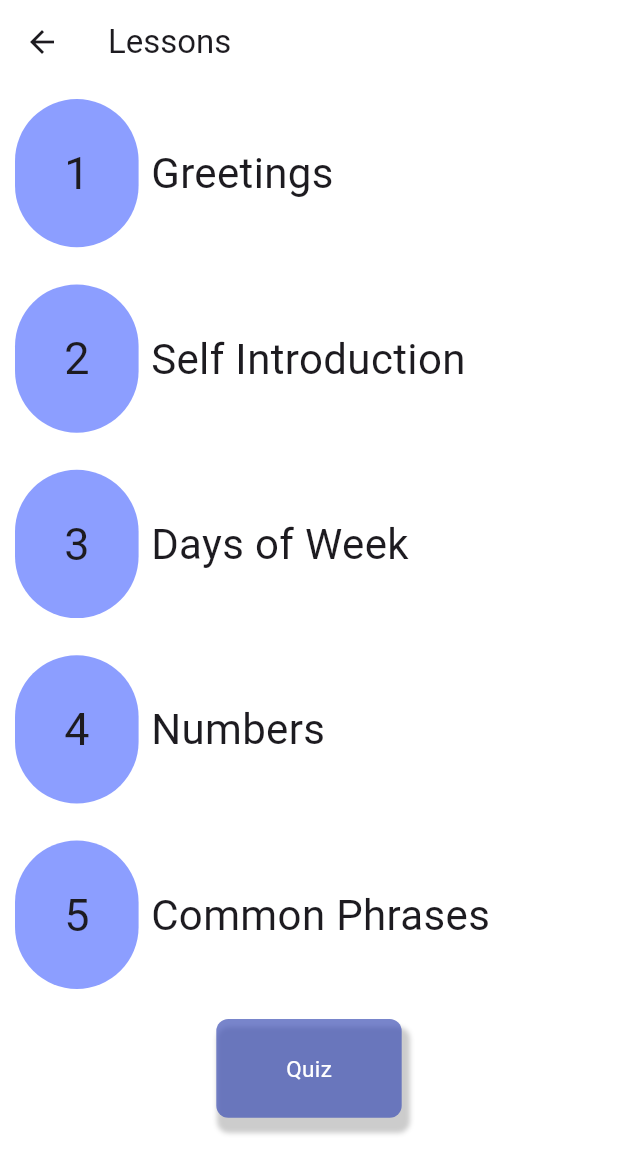
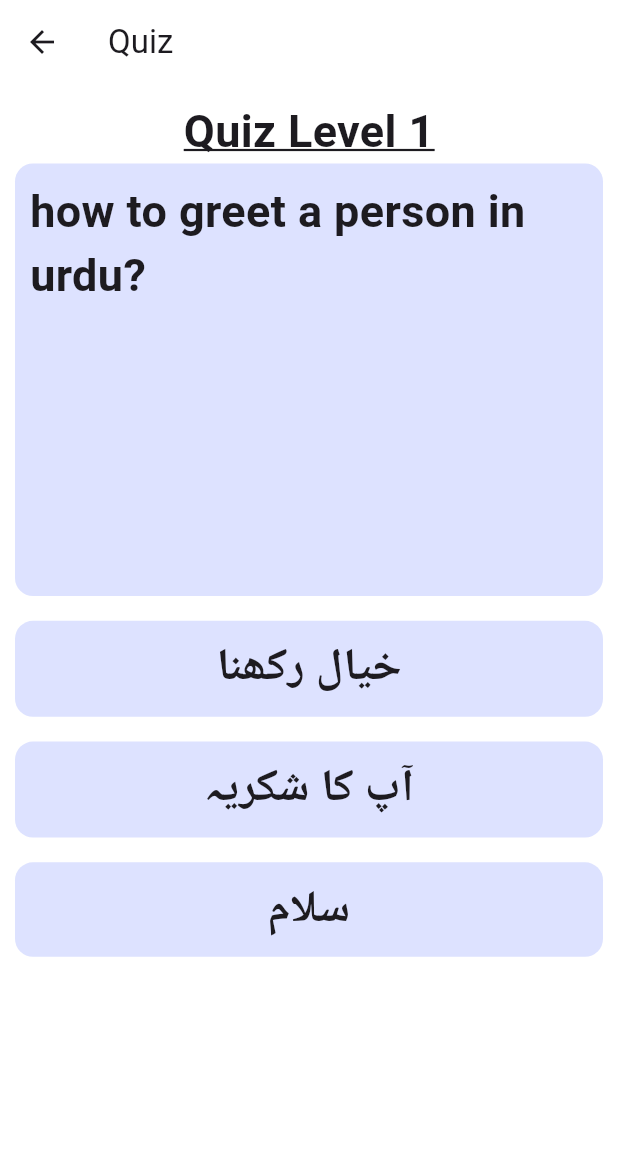
Before and after one commit to ZainR10/language_learning_app_flutter, a Flutter app: the RoadMapView1 screen opened by its route, after a tap on "Quiz", on a phone screen of 412 x 824 dp. Shown: the top 1174 px of the screen. Run offline on Flutter 3.47's test engine with Material 3 defaults, Android fonts, the phone set to English and light mode, and no system bars; our stand-ins replace flutter_svg, step_progress_indicator.

Commit message:
created quiz screen. created routes for quiz screen, modified lessons and roadmap component. adjsuted width issues in coures view class.

```diff
--- /dev/null
+++ b/lib/res/components/quiz_component.dart
@@ -0,0 +1,132 @@
+import 'package:flutter/material.dart';
+
+class QuizComponent extends StatelessWidget {
+  final String quizLevel;
+  final String question;
+  final String opt1;
+  final String opt2;
+  final String opt3;
+
+  const QuizComponent(
+      {required this.quizLevel,
+      required this.question,
+      required this.opt1,
+      required this.opt2,
+      required this.opt3,
+      super.key});
+
+  @override
+  Widget build(BuildContext context) {
+    final height = MediaQuery.of(context).size.height * 1;
+    final width = MediaQuery.of(context).size.width * 1;
+    return Column(
+      // mainAxisAlignment: MainAxisAlignment.center,
+      // crossAxisAlignment: CrossAxisAlignment.center,
+      children: [
+        Center(
+          child: Text(
+            quizLevel,
+            style: const TextStyle(
+                fontSize: 30,
+                fontWeight: FontWeight.w600,
+                decoration: TextDecoration.underline),
+          ),
+        ),
+        Container(
+          padding: const EdgeInsets.all(10),
+          height: height * .35,
+          width: width * 1,
+          decoration: BoxDecoration(
+              // border: Border.all(
+              //     color: Colors.black, style: BorderStyle.solid, width: 2),
+              color: Colors.indigoAccent[200]?.withOpacity(0.2),
+              borderRadius: BorderRadius.circular(12)),
+          child: Expanded(
+            child: Text(
+              question,
+              style: const TextStyle(
+                fontSize: 30,
+                fontWeight: FontWeight.w600,
+              ),
+            ),
+          ),
+        ),
+        SizedBox(
+          height: height * .02,
+        ),
+        //option 1
+        Container(
+          padding: const EdgeInsets.all(10),
+          // height: height * .35,
+          width: width * 1,
+          decoration: BoxDecoration(
+              // border: Border.all(
+              //     color: Colors.black, style: BorderStyle.solid, width: 2),
+              color: Colors.indigoAccent[200]?.withOpacity(0.2),
+              borderRadius: BorderRadius.circular(12)),
+          child: Expanded(
+            child: Center(
+              child: Text(
+                opt1,
+                style: const TextStyle(
+                  fontSize: 30,
+                  fontWeight: FontWeight.w600,
+                ),
+              ),
+            ),
+          ),
+        ),
+        SizedBox(
+          height: height * .02,
+        ),
+        //option 2
+        Container(
+          padding: const EdgeInsets.all(10),
+          // height: height * .35,
+          width: width * 1,
+          decoration: BoxDecoration(
+              // border: Border.all(
+              //     color: Colors.black, style: BorderStyle.solid, width: 2),
+              color: Colors.indigoAccent[200]?.withOpacity(0.2),
+              borderRadius: BorderRadius.circular(12)),
+          child: Expanded(
+            child: Center(
+              child: Text(
+                opt2,
+                style: const TextStyle(
+                  fontSize: 30,
+                  fontWeight: FontWeight.w600,
+                ),
+              ),
+            ),
+          ),
+        ),
+        SizedBox(
+          height: height * .02,
+        ),
+        //option 3
+        Container(
+          padding: const EdgeInsets.all(10),
+          // height: height * .35,
+          width: width * 1,
+          decoration: BoxDecoration(
+              // border: Border.all(
+              //     color: Colors.black, style: BorderStyle.solid, width: 2),
+              color: Colors.indigoAccent[200]?.withOpacity(0.2),
+              borderRadius: BorderRadius.circular(12)),
+          child: Expanded(
+            child: Center(
+              child: Text(
+                opt3,
+                style: const TextStyle(
+                  fontSize: 30,
+                  fontWeight: FontWeight.w600,
+                ),
+              ),
+            ),
+          ),
+        ),
+      ],
+    );
+  }
+}
--- a/lib/res/components/roadmap_component.dart
+++ b/lib/res/components/roadmap_component.dart
@@ -1,10 +1,10 @@
 import 'package:flutter/material.dart';
 
-class LessonComponent extends StatelessWidget {
+class RoadmapComponent extends StatelessWidget {
   final String title;
   final String lessonNumber;
   final VoidCallback onPress;
-  const LessonComponent(
+  const RoadmapComponent(
       {required this.lessonNumber,
       required this.onPress,
       required this.title,
--- a/lib/utils/routes/routes.dart
+++ b/lib/utils/routes/routes.dart
@@ -2,6 +2,7 @@ import 'package:flutter/material.dart';
 import 'package:language_learning_app_flutter/utils/routes/routes_name.dart';
 import 'package:language_learning_app_flutter/view/courses_view.dart';
 import 'package:language_learning_app_flutter/view/lessons_view.dart';
+import 'package:language_learning_app_flutter/view/quiz_view.dart';
 import 'package:language_learning_app_flutter/view/roadmap_details_view.dart.dart';
 import 'package:language_learning_app_flutter/view/roadmap_1_view.dart';
 import 'package:language_learning_app_flutter/view/roadmap_2_view.dart';
@@ -67,6 +68,12 @@ class Routes {
             builder: (BuildContext context) => const LessonsView(),
           );
         }
+      case RoutesName.quizView:
+        {
+          return MaterialPageRoute(
+            builder: (BuildContext context) => const QuizView(),
+          );
+        }
       default:
         return _errorRoute();
     }
--- a/lib/utils/routes/routes_name.dart
+++ b/lib/utils/routes/routes_name.dart
@@ -7,5 +7,6 @@ class RoutesName {
   static const String roadMapView3 = 'roadmap_3_view';
   static const String roadMapView4 = 'roadmap_4_view';
   static const String lessonsView = 'lessons_view';
+  static const String quizView = 'quiz_view';
   static const String roadMapDetailsView = 'roadmap_details_view';
 }
--- /dev/null
+++ b/lib/view/quiz_view.dart
@@ -0,0 +1,31 @@
+import 'package:flutter/material.dart';
+import 'package:language_learning_app_flutter/res/components/quiz_component.dart';
+
+class QuizView extends StatefulWidget {
+  const QuizView({super.key});
+
+  @override
+  State<QuizView> createState() => _QuizViewState();
+}
+
+class _QuizViewState extends State<QuizView> {
+  @override
+  Widget build(BuildContext context) {
+    final height = MediaQuery.of(context).size.height * 1;
+    final width = MediaQuery.of(context).size.width * 1;
+    return Scaffold(
+      appBar: AppBar(
+        title: const Text('Quiz'),
+        backgroundColor: Colors.transparent,
+      ),
+      body: const Padding(
+          padding: EdgeInsets.all(10),
+          child: QuizComponent(
+              quizLevel: 'Quiz Level 1',
+              question: 'how to greet a person in urdu?',
+              opt1: 'خیال رکھنا',
+              opt2: 'آپ کا شکریہ',
+              opt3: 'سلام')),
+    );
+  }
+}
--- a/lib/view/roadmap_1_view.dart
+++ b/lib/view/roadmap_1_view.dart
@@ -1,5 +1,6 @@
 import 'package:flutter/material.dart';
 import 'package:language_learning_app_flutter/res/components/roadmap_component.dart';
+
 import 'package:language_learning_app_flutter/res/components/round_button.dart';
 import 'package:language_learning_app_flutter/utils/routes/routes_name.dart';
 
@@ -26,7 +27,7 @@ class _RoadMapView1State extends State<RoadMapView1> {
           child: Column(
             mainAxisAlignment: MainAxisAlignment.start,
             children: [
-              LessonComponent(
+              RoadmapComponent(
                 lessonNumber: '1',
                 title: 'Greetings',
                 onPress: () {
@@ -37,7 +38,7 @@ class _RoadMapView1State extends State<RoadMapView1> {
                 height: height * .03,
               ),
               //self introduction
-              LessonComponent(
+              RoadmapComponent(
                 lessonNumber: '2',
                 title: 'Self Introduction',
                 onPress: () {
@@ -48,7 +49,7 @@ class _RoadMapView1State extends State<RoadMapView1> {
                 height: height * .03,
               ),
               //days of week
-              LessonComponent(
+              RoadmapComponent(
                 lessonNumber: '3',
                 title: 'Days of Week',
                 onPress: () {
@@ -59,7 +60,7 @@ class _RoadMapView1State extends State<RoadMapView1> {
                 height: height * .03,
               ),
               //Numbers
-              LessonComponent(
+              RoadmapComponent(
                 lessonNumber: '4',
                 title: 'Numbers',
                 onPress: () {
@@ -70,7 +71,7 @@ class _RoadMapView1State extends State<RoadMapView1> {
                 height: height * .03,
               ),
               //common phrases
-              LessonComponent(
+              RoadmapComponent(
                 lessonNumber: '5',
                 title: 'Common Phrases',
                 onPress: () {
@@ -81,7 +82,9 @@ class _RoadMapView1State extends State<RoadMapView1> {
                   width: width * .30,
                   height: height * .08,
                   title: 'Quiz',
-                  onPress: () {})
+                  onPress: () {
+                    Navigator.pushNamed(context, RoutesName.quizView);
+                  })
             ],
           ),
         ),
```
Also changed, not shown: lib/res/components/lessons_component.dart (added, +99 -0 lines), lib/view/courses_view.dart (+9 -0 lines), lib/view/lessons_view.dart (+7 -76 lines), lib/view/roadmap_2_view.dart (+9 -6 lines), lib/view/roadmap_3_view.dart (+8 -6 lines), lib/view/roadmap_4_view.dart (+8 -6 lines).
